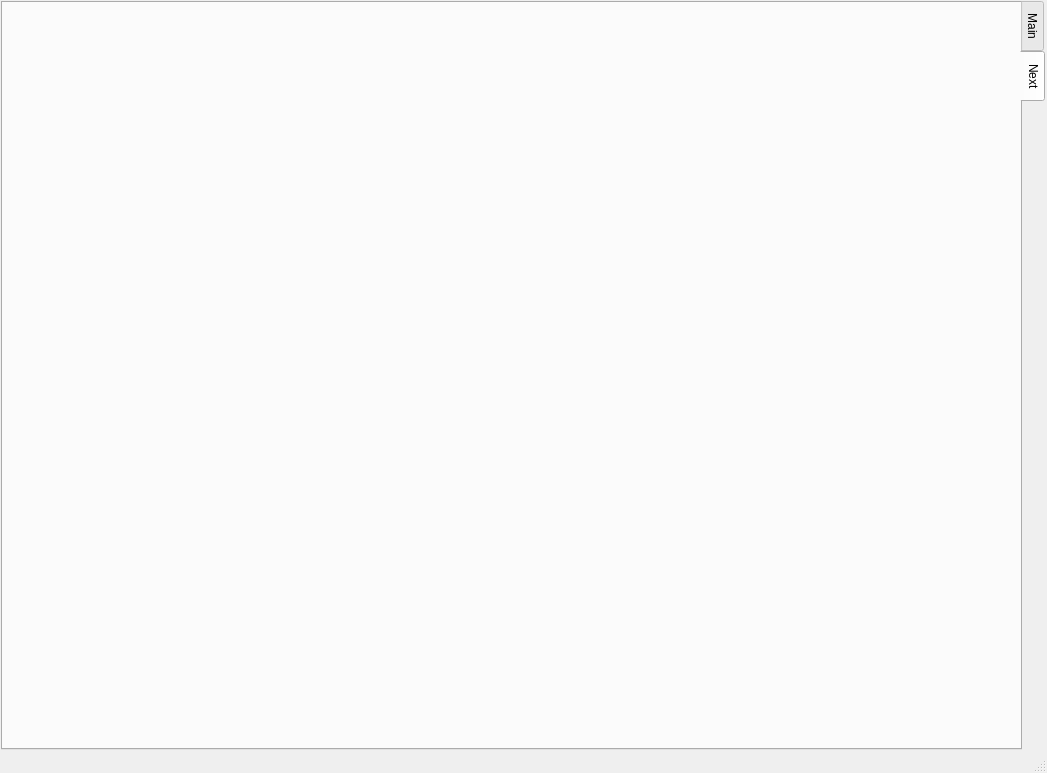
Above: Prototyping/BaseStation/ui/ui.ui from huskyroboticsteam/2016-17 before the change. Below: the same form after it.
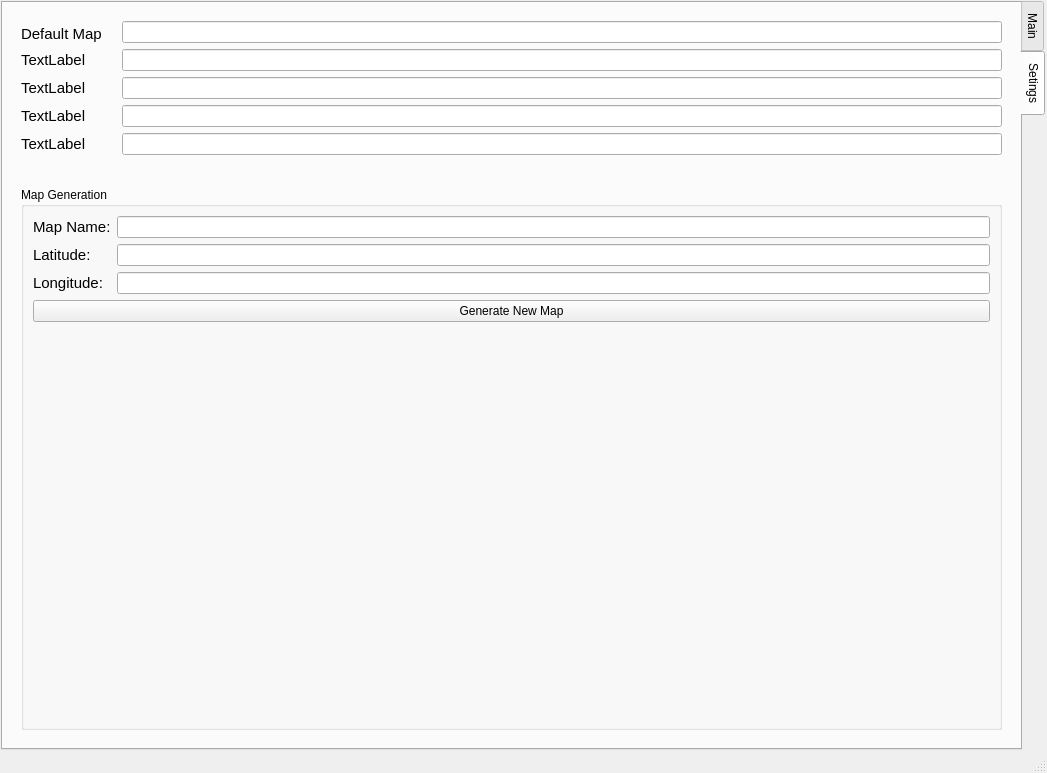
That is the form after the change. The open tabs and pages were chosen to show the change.

The edit to the form file:
```diff
--- a/Prototyping/BaseStation/ui/ui.ui
+++ b/Prototyping/BaseStation/ui/ui.ui
@@ -224,9 +224,197 @@
       </widget>
       <widget class="QWidget" name="tab_2">
        <attribute name="title">
-        <string>Next</string>
+        <string>Setings</string>
        </attribute>
-       <layout class="QGridLayout" name="gridLayout_3"/>
+       <layout class="QGridLayout" name="gridLayout_3">
+        <item row="0" column="0">
+         <layout class="QFormLayout" name="formLayout">
+          <property name="fieldGrowthPolicy">
+           <enum>QFormLayout::AllNonFixedFieldsGrow</enum>
+          </property>
+          <property name="horizontalSpacing">
+           <number>20</number>
+          </property>
+          <property name="margin">
+           <number>9</number>
+          </property>
+          <item row="0" column="0">
+           <widget class="QLabel" name="label">
+            <property name="font">
+             <font>
+              <pointsize>11</pointsize>
+             </font>
+            </property>
+            <property name="text">
+             <string>Default Map</string>
+            </property>
+            <property name="scaledContents">
+             <bool>false</bool>
+            </property>
+            <property name="alignment">
+             <set>Qt::AlignBottom|Qt::AlignLeading|Qt::AlignLeft</set>
+            </property>
+           </widget>
+          </item>
+          <item row="0" column="1">
+           <widget class="QLineEdit" name="map_val">
+            <property name="sizePolicy">
+             <sizepolicy hsizetype="Expanding" vsizetype="Fixed">
+              <horstretch>0</horstretch>
+              <verstretch>0</verstretch>
+             </sizepolicy>
+            </property>
+            <property name="maxLength">
+             <number>100</number>
+            </property>
+           </widget>
+          </item>
+          <item row="1" column="0">
+           <widget class="QLabel" name="label_2">
+            <property name="font">
+             <font>
+              <pointsize>11</pointsize>
+             </font>
+            </property>
+            <property name="text">
+             <string>TextLabel</string>
+            </property>
+           </widget>
+          </item>
+          <item row="2" column="0">
+           <widget class="QLabel" name="label_3">
+            <property name="font">
+             <font>
+              <pointsize>11</pointsize>
+             </font>
+            </property>
+            <property name="text">
+             <string>TextLabel</string>
+            </property>
+           </widget>
+          </item>
+          <item row="3" column="0">
+           <widget class="QLabel" name="label_4">
+            <property name="font">
+             <font>
+              <pointsize>11</pointsize>
+             </font>
+            </property>
+            <property name="text">
+             <string>TextLabel</string>
+            </property>
+           </widget>
+          </item>
+          <item row="4" column="0">
+           <widget class="QLabel" name="label_5">
+            <property name="font">
+             <font>
+              <pointsize>11</pointsize>
+             </font>
+            </property>
+            <property name="text">
+             <string>TextLabel</string>
+            </property>
+           </widget>
+          </item>
+          <item row="6" column="0" colspan="2">
+           <widget class="QGroupBox" name="groupBox">
+            <property name="sizePolicy">
+             <sizepolicy hsizetype="Preferred" vsizetype="Preferred">
+              <horstretch>0</horstretch>
+              <verstretch>1</verstretch>
+             </sizepolicy>
+            </property>
+            <property name="title">
+             <string>Map Generation</string>
+            </property>
+            <layout class="QFormLayout" name="formLayout_2">
+             <property name="fieldGrowthPolicy">
+              <enum>QFormLayout::AllNonFixedFieldsGrow</enum>
+             </property>
+             <item row="0" column="0">
+              <widget class="QLabel" name="label_7">
+               <property name="font">
+                <font>
+                 <pointsize>11</pointsize>
+                </font>
+               </property>
+               <property name="text">
+                <string>Map Name:</string>
+               </property>
+              </widget>
+             </item>
+             <item row="0" column="1">
+              <widget class="QLineEdit" name="map_name"/>
+             </item>
+             <item row="1" column="0">
+              <widget class="QLabel" name="label_6">
+               <property name="font">
+                <font>
+                 <pointsize>11</pointsize>
+                </font>
+               </property>
+               <property name="text">
+                <string>Latitude:</string>
+               </property>
+              </widget>
+             </item>
+             <item row="1" column="1">
+              <widget class="QLineEdit" name="lat"/>
+             </item>
+             <item row="3" column="0" colspan="2">
+              <widget class="QPushButton" name="generate">
+               <property name="text">
+                <string>Generate New Map</string>
+               </property>
+              </widget>
+             </item>
+             <item row="2" column="0">
+              <widget class="QLabel" name="label_8">
+               <property name="font">
+                <font>
+                 <pointsize>11</pointsize>
+                </font>
+               </property>
+               <property name="text">
+                <string>Longitude:</string>
+               </property>
+              </widget>
+             </item>
+             <item row="2" column="1">
+              <widget class="QLineEdit" name="lng"/>
+             </item>
+            </layout>
+           </widget>
+          </item>
+          <item row="1" column="1">
+           <widget class="QLineEdit" name="lineEdit_4"/>
+          </item>
+          <item row="2" column="1">
+           <widget class="QLineEdit" name="lineEdit_5"/>
+          </item>
+          <item row="3" column="1">
+           <widget class="QLineEdit" name="lineEdit_6"/>
+          </item>
+          <item row="4" column="1">
+           <widget class="QLineEdit" name="lineEdit_7"/>
+          </item>
+          <item row="5" column="0" colspan="2">
+           <spacer name="verticalSpacer">
+            <property name="orientation">
+             <enum>Qt::Vertical</enum>
+            </property>
+            <property name="sizeHint" stdset="0">
+             <size>
+              <width>20</width>
+              <height>20</height>
+             </size>
+            </property>
+           </spacer>
+          </item>
+         </layout>
+        </item>
+       </layout>
       </widget>
      </widget>
     </item>
```
Left out of the diff: 3 changed lines with no effect on the pictures.
